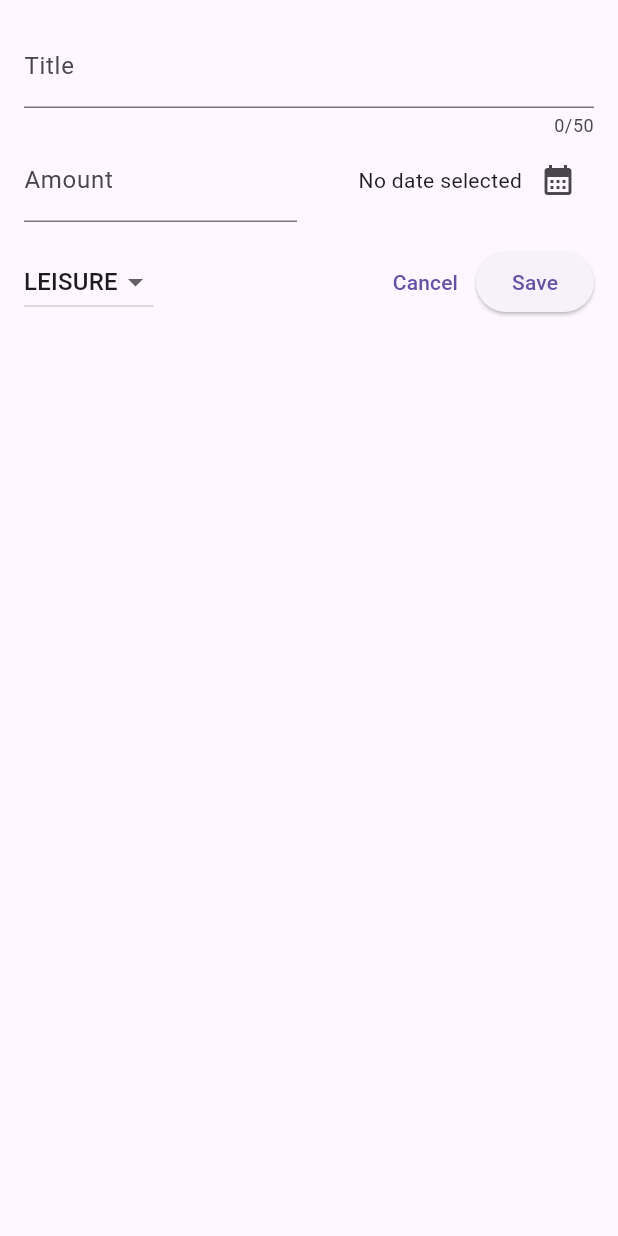
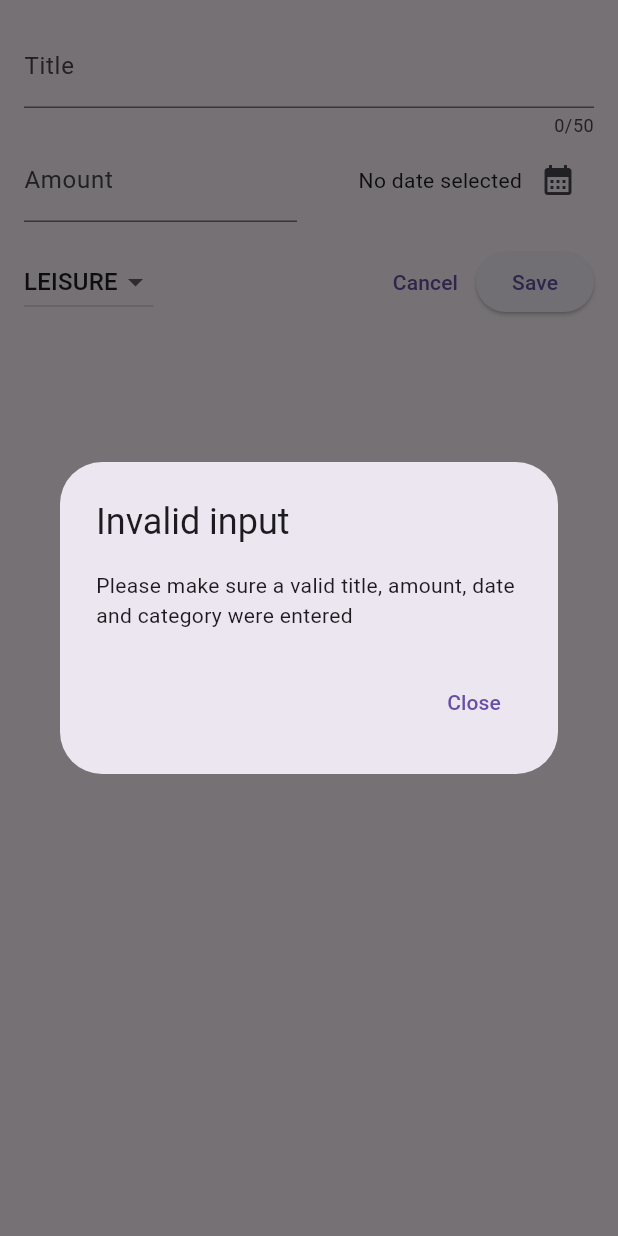
Before and after one commit to vicentedpsantos/expense_tracker_flutter, a Flutter app: the NewExpense widget shown alone on an empty page, opened directly, after a tap on "Save", on a phone screen of 412 x 824 dp. Run offline on Flutter 3.47's test engine with Material 2 defaults, Android fonts, the phone set to English and light mode, and no system bars.

```diff
--- a/lib/widgets/new_expense.dart
+++ b/lib/widgets/new_expense.dart
@@ -50,6 +50,30 @@ class _NewExpenseState extends State<NewExpense> {
     super.dispose();
   }
 
+  void _submitExpenseData() {
+    final enteredAmount = double.tryParse(_amountController.text);
+    final amountIsInvalid = enteredAmount == null || enteredAmount <= 0;
+
+    if (_titleController.text.trim().isEmpty ||
+        amountIsInvalid ||
+        _selectedDate == null) {
+      showDialog(
+          context: context,
+          builder: (ctx) => AlertDialog(
+                  title: Text('Invalid input'),
+                  content: Text(
+                      'Please make sure a valid title, amount, date and category were entered'),
+                  actions: [
+                    TextButton(
+                        onPressed: () {
+                          Navigator.pop(ctx);
+                        },
+                        child: Text('Close'))
+                  ]));
+      return;
+    }
+  }
+
   @override
   Widget build(context) {
     return Padding(
@@ -100,12 +124,7 @@ class _NewExpenseState extends State<NewExpense> {
                 Navigator.pop(context);
               },
               child: Text('Cancel')),
-          ElevatedButton(
-              onPressed: () {
-                print(_titleController.text);
-                print(_amountController.text);
-              },
-              child: Text('Save')),
+          ElevatedButton(onPressed: _submitExpenseData, child: Text('Save')),
         ])
       ]),
     );
```
